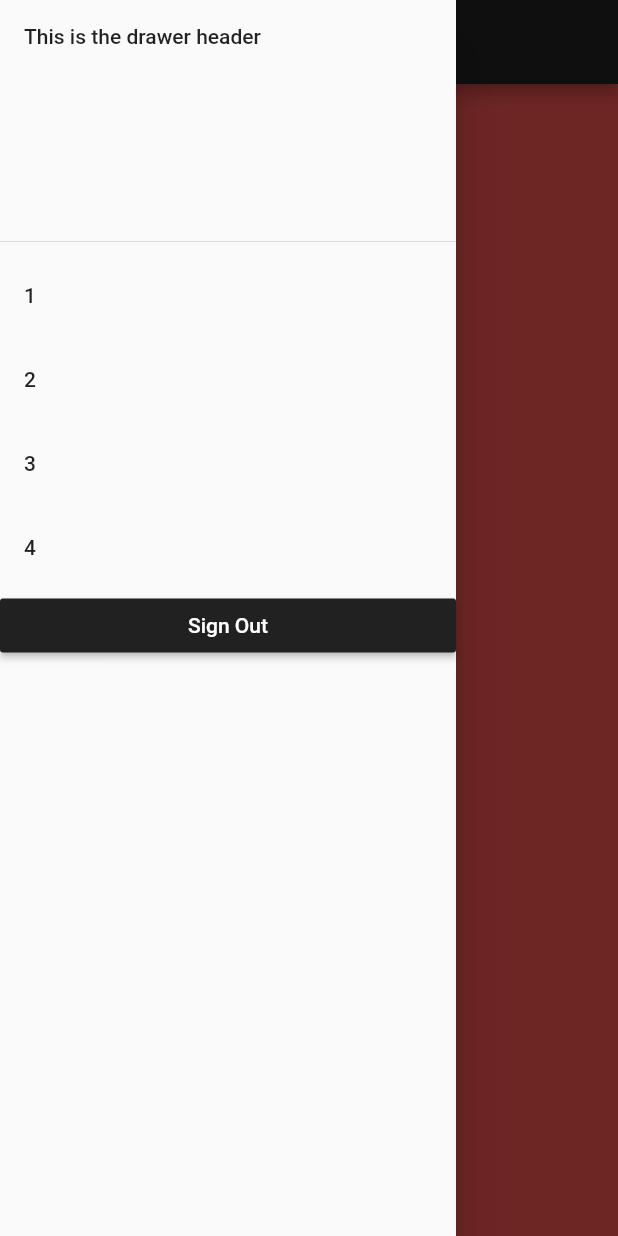
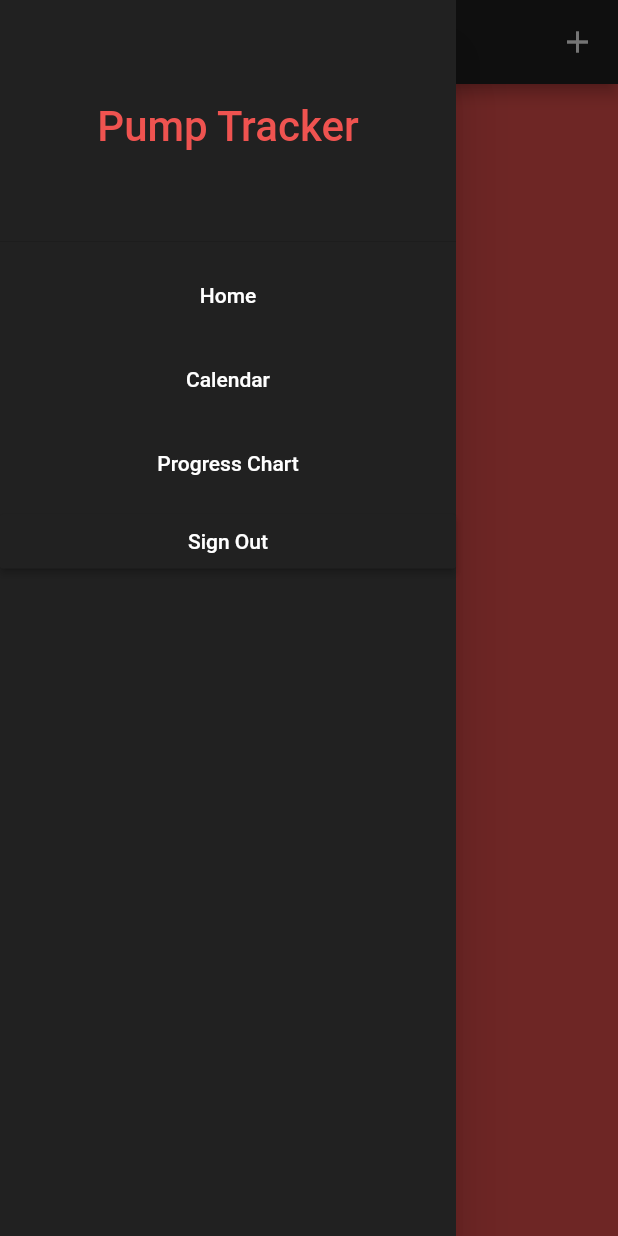
Before and after one commit to Millurr/pump_tracker, a Flutter app: the screen it shows once a user with an empty profile is signed in, with the side drawer open, on a phone screen of 412 x 824 dp. Run offline on Flutter 3.47's test engine with Material 2 defaults, Android fonts, the phone set to English and light mode, and no system bars; drawn by our look-alikes of grouped_list; our stand-ins replace cloud_firestore, firebase_auth, firebase_core; accounts and stored records are empty.

```diff
--- a/lib/screens/main_screen.dart
+++ b/lib/screens/main_screen.dart
@@ -32,56 +32,74 @@ class _MainScreenState extends State<MainScreen> {
     final User user = _auth.currentUser;
     final String uid = user.uid;
 
-    String category = "Chest";
-    String date = "20201005";
-
-    // FirebaseFirestore.instance
-    //     .collection('users/')
-    //     .doc(uid)
-    //     .collection('date')
-    //     .doc(date)
-    //     .get()
-    //     .then((DocumentSnapshot documentSnapshot) {
-    //   if (documentSnapshot.exists) {
-    //     print('Document data: ${documentSnapshot.data()}');
-    //     for (int i = 0; i < documentSnapshot.data()['parts'].length; i++) {
-    //       print(documentSnapshot.data()['parts'][i].toString());
-    //       arr[i] = documentSnapshot.data()['parts'][i].toString();
-    //       print("arr: " + arr[0]);
-    //     }
-    //   } else {
-    //     print('Document does not exist on the database');
-    //   }
-    // });
+    String date = "2020-10-08";
 
     var userRef = FirebaseFirestore.instance.collection('users').doc(uid);
     var dateRef = userRef.collection('date');
+    var targetRef = dateRef.doc(date).collection('target');
 
     return Scaffold(
         appBar: AppBar(
           backgroundColor: Colors.grey[900],
           title: Text(
-            "Home",
-            style: TextStyle(color: Colors.white, fontSize: 28),
+            date,
+            style: TextStyle(color: Colors.white, fontSize: 16),
+          ),
+          actions: [
+            Padding(padding: EdgeInsets.all(15.0), child: Icon(Icons.add))
+          ],
+        ),
+        drawer: Drawer(
+          child: Container(
+            color: Colors.grey[900],
+            child: ListView(
+              children: <Widget>[
+                Container(
+                  color: Colors.grey[900],
+                  child: DrawerHeader(
+                    child: Center(
+                        child: Text(
+                      "Pump Tracker",
+                      style: TextStyle(color: Colors.red[400], fontSize: 28),
+                    )),
                   ),
                 ),
-        drawer: Drawer(
-          child: ListView(
-            children: <Widget>[
-              DrawerHeader(
-                child: Text("This is the drawer header"),
+                Container(
+                  color: Colors.grey[900],
+                  child: ListTile(
+                    onTap: () {},
+                    //leading: Icon(Icons.home),
+                    title: Center(
+                      child: Text(
+                        "Home",
+                        style: TextStyle(color: Colors.white),
                       ),
-              ListTile(
-                title: Text("1"),
                     ),
-              ListTile(
-                title: Text("2"),
                   ),
-              ListTile(
-                title: Text("3"),
                 ),
-              ListTile(
-                title: Text("4"),
+                Container(
+                  color: Colors.grey[900],
+                  child: ListTile(
+                    onTap: () {},
+                    //leading: Icon(Icons.calendar_today),
+                    title: Center(
+                        child: Text(
+                      "Calendar",
+                      style: TextStyle(color: Colors.white),
+                    )),
+                  ),
+                ),
+                Container(
+                  color: Colors.grey[900],
+                  child: ListTile(
+                    onTap: () {},
+                    //leading: Icon(Icons.bar_chart),
+                    title: Center(
+                        child: Text(
+                      "Progress Chart",
+                      style: TextStyle(color: Colors.white),
+                    )),
+                  ),
                 ),
                 RaisedButton(
                   onPressed: () async {
@@ -93,22 +111,72 @@ class _MainScreenState extends State<MainScreen> {
                     style: TextStyle(color: Colors.white),
                   ),
                 ),
+                Container(
+                  color: Colors.red[400],
+                )
               ],
+            ),
           ),
         ),
         backgroundColor: Colors.red[400],
         body: Container(
             child: StreamBuilder(
-          stream: dateRef.snapshots(),
+          stream: targetRef.snapshots(),
           builder: (context, snapshot) {
             switch (snapshot.connectionState) {
               case ConnectionState.waiting:
                 return Center(
-                  child: CircularProgressIndicator(),
+                  child: CircularProgressIndicator(
+                    backgroundColor: Colors.grey[900],
+                  ),
                 );
               default:
-                return ListView(
-                  children: makeListWidget(snapshot),
+                return GroupedListView<dynamic, String>(
+                  elements: snapshot.data.documents,
+                  groupBy: (element) => element['target'],
+                  groupComparator: (value1, value2) => value2.compareTo(value1),
+                  itemComparator: (item1, item2) =>
+                      item1['name'].compareTo(item2['name']),
+                  order: GroupedListOrder.DESC,
+                  useStickyGroupSeparators: false,
+                  groupSeparatorBuilder: (String value) => Padding(
+                    padding: const EdgeInsets.all(8.0),
+                    child: Card(
+                      elevation: 10.0,
+                      margin: new EdgeInsets.symmetric(horizontal: 50.0),
+                      color: Colors.red[400],
+                      child: Text(
+                        value,
+                        textAlign: TextAlign.center,
+                        style: TextStyle(
+                            fontSize: 26,
+                            fontWeight: FontWeight.bold,
+                            color: Colors.grey[900]),
+                      ),
+                    ),
+                  ),
+                  itemBuilder: (c, element) {
+                    return Card(
+                      elevation: 8.0,
+                      color: Colors.grey[900],
+                      margin: new EdgeInsets.symmetric(
+                          horizontal: 10.0, vertical: 6.0),
+                      child: Container(
+                        child: ListTile(
+                          contentPadding: EdgeInsets.symmetric(
+                              horizontal: 20.0, vertical: 2.0),
+                          title: Text(
+                            element['name'],
+                            style: TextStyle(color: Colors.white),
+                          ),
+                          trailing: Icon(
+                            Icons.arrow_forward,
+                            color: Colors.white,
+                          ),
+                        ),
+                      ),
+                    );
+                  },
                 );
             }
           },
```
Also changed, not shown: 1 other file. Lines whose indentation alone changed are shown as unchanged.
